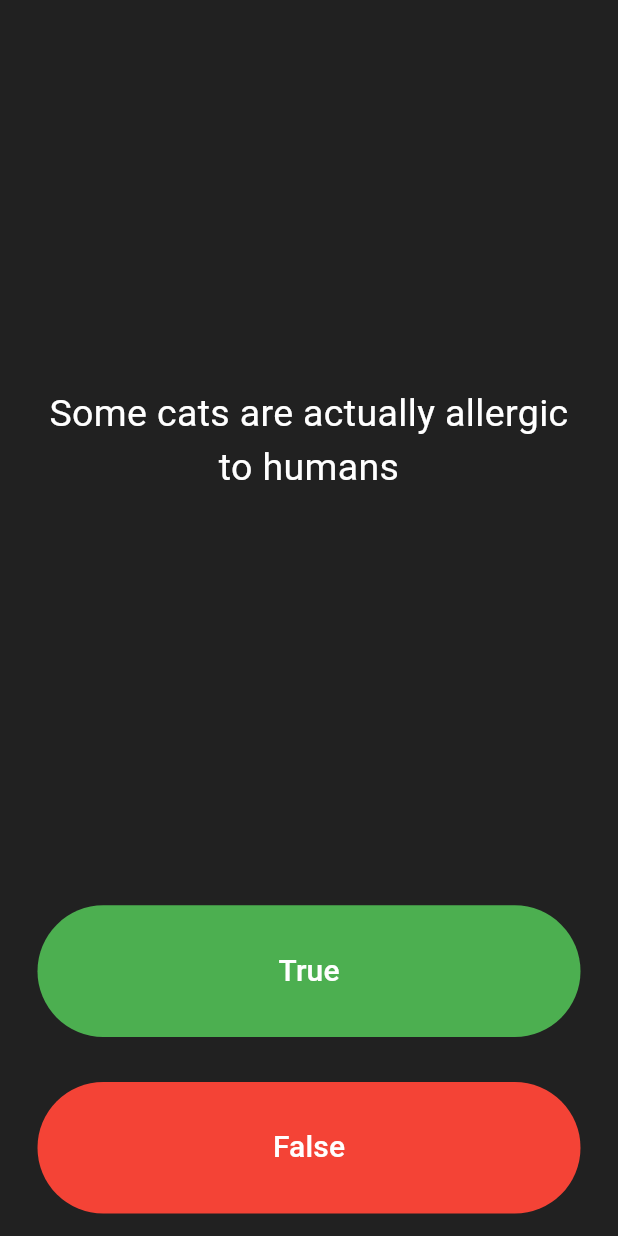
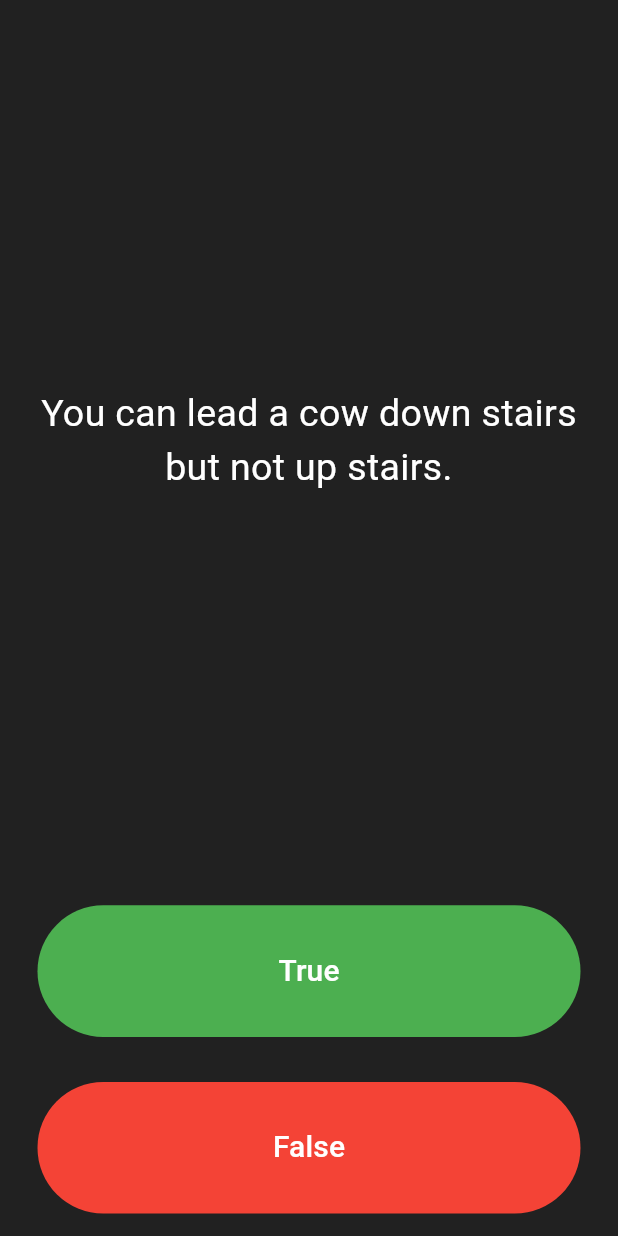
Before and after one commit to zeadab/take_qiuz, a Flutter app: the screen it shows after launch, after a tap on "True", on a phone screen of 412 x 824 dp. Run offline on Flutter 3.47's test engine with Material 3 defaults, Android fonts, the phone set to English and light mode, and no system bars.

Commit message:
made functions for main class and solved some problems in quiz_brain.dart

```diff
--- a/lib/main.dart
+++ b/lib/main.dart
@@ -1,5 +1,5 @@
 import 'package:flutter/material.dart';
-import 'quiz_brain.dart' as QuizBrain;
+import 'quiz_brain.dart' as quizBrain;
 
 void main() => runApp(take_qiuz());
 
@@ -27,6 +27,34 @@ class QuizPage extends StatefulWidget {
 
 class _QuizPageState extends State<QuizPage> {
   List<Icon> scoreKeeper = [];
+
+  void checkAnswer(bool userPickedAnswer) {
+    bool correctAnswer = quizBrain.getCorrectAnswer();
+    setState(() {
+      if (quizBrain.isFinished() == true) {
+        quizBrain.reset();
+        scoreKeeper = [];
+      } else {
+        if (userPickedAnswer == correctAnswer) {
+          scoreKeeper.add(Icon(
+            Icons.check,
+            color: Colors.green,
+          ));
+        } else {
+          scoreKeeper.add(Icon(
+            Icons.close,
+            color: Colors.red,
+          ));
+        }
+        quizBrain.nextQuestion();
+      }
+    });
+  }
+
+
+
+
+
 @override
 Widget build(BuildContext context) {
   return Column(
@@ -39,7 +67,7 @@ class _QuizPageState extends State<QuizPage> {
           padding: EdgeInsets.all(10.0),
           child: Center(
             child: Text(
-                QuizBrain.getQuestionText(),
+              quizBrain.getQuestionText(),
               textAlign: TextAlign.center,
               style: TextStyle(
                 fontSize: 25.0,
@@ -62,7 +90,7 @@ class _QuizPageState extends State<QuizPage> {
               ),
             ),
             onPressed: () {
-
+                 checkAnswer(true);
             },
           ),
         ),
@@ -79,10 +107,11 @@ class _QuizPageState extends State<QuizPage> {
                   fontSize: 20.0,
                 ),
               ),
-                onPressed: () {},
+              onPressed: () {
+                checkAnswer(false);
+                },
             )),
       ),
     ],
   );
-  }
-}
+}}
--- a/lib/quiz_brain.dart
+++ b/lib/quiz_brain.dart
@@ -49,9 +49,8 @@ bool isFinished() {
 
   } else {
     return false;
-  }
+  }}
 
   void reset() {
     _questionNumber = 0;
   }
-}
```
Lines whose indentation alone changed are shown as unchanged.
